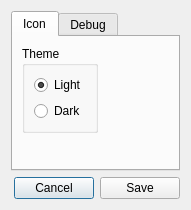
This is Shade-X-app/preferences.ui in Ximi1970/shade-x as Qt 5 draws it before an edit. The edited form follows.
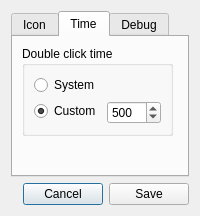
This is the edited form. Icons and pictures are not drawn.

Commit message: Add custom double click time

The edit to the form file:
```diff
--- a/Shade-X-app/preferences.ui
+++ b/Shade-X-app/preferences.ui
@@ -6,8 +6,8 @@
    <rect>
     <x>0</x>
     <y>0</y>
-    <width>191</width>
-    <height>210</height>
+    <width>200</width>
+    <height>216</height>
    </rect>
   </property>
   <property name="windowTitle">
@@ -21,7 +21,7 @@
    <item row="0" column="0">
     <widget class="QTabWidget" name="tabWidget">
      <property name="currentIndex">
-      <number>0</number>
+      <number>1</number>
      </property>
      <widget class="QWidget" name="tabIcon">
       <attribute name="title">
@@ -99,6 +99,88 @@
        </item>
       </layout>
      </widget>
+     <widget class="QWidget" name="tab">
+      <attribute name="title">
+       <string>Time</string>
+      </attribute>
+      <layout class="QGridLayout" name="gridLayout_2">
+       <item row="0" column="0">
+        <widget class="QGroupBox" name="groupBox">
+         <property name="title">
+          <string>Double click time</string>
+         </property>
+         <layout class="QVBoxLayout" name="verticalLayout">
+          <item>
+           <layout class="QFormLayout" name="formLayout">
+            <item row="1" column="0">
+             <widget class="QRadioButton" name="customTimeRadioButton">
+              <property name="text">
+               <string>Custom</string>
+              </property>
+              <property name="checked">
+               <bool>true</bool>
+              </property>
+              <attribute name="buttonGroup">
+               <string notr="true">doubleClickTimeButtonGroup</string>
+              </attribute>
+             </widget>
+            </item>
+            <item row="1" column="1">
+             <widget class="QSpinBox" name="doubleClickSpinBox">
+              <property name="minimum">
+               <number>100</number>
+              </property>
+              <property name="maximum">
+               <number>5000</number>
+              </property>
+              <property name="value">
+               <number>500</number>
+              </property>
+             </widget>
+            </item>
+            <item row="0" column="0" colspan="2">
+             <widget class="QRadioButton" name="systemTimeRadioButton">
+              <property name="text">
+               <string>System</string>
+              </property>
+              <attribute name="buttonGroup">
+               <string notr="true">doubleClickTimeButtonGroup</string>
+              </attribute>
+             </widget>
+            </item>
+           </layout>
+          </item>
+         </layout>
+        </widget>
+       </item>
+       <item row="0" column="1">
+        <spacer name="horizontalSpacer">
+         <property name="orientation">
+          <enum>Qt::Horizontal</enum>
+         </property>
+         <property name="sizeHint" stdset="0">
+          <size>
+           <width>76</width>
+           <height>20</height>
+          </size>
+         </property>
+        </spacer>
+       </item>
+       <item row="1" column="0">
+        <spacer name="verticalSpacer_2">
+         <property name="orientation">
+          <enum>Qt::Vertical</enum>
+         </property>
+         <property name="sizeHint" stdset="0">
+          <size>
+           <width>20</width>
+           <height>65</height>
+          </size>
+         </property>
+        </spacer>
+       </item>
+      </layout>
+     </widget>
      <widget class="QWidget" name="tabDebug">
       <attribute name="title">
        <string>Debug</string>
```
Left out of the diff: 77 changed lines with no effect on the pictures. The commit also changes 7 other files.
